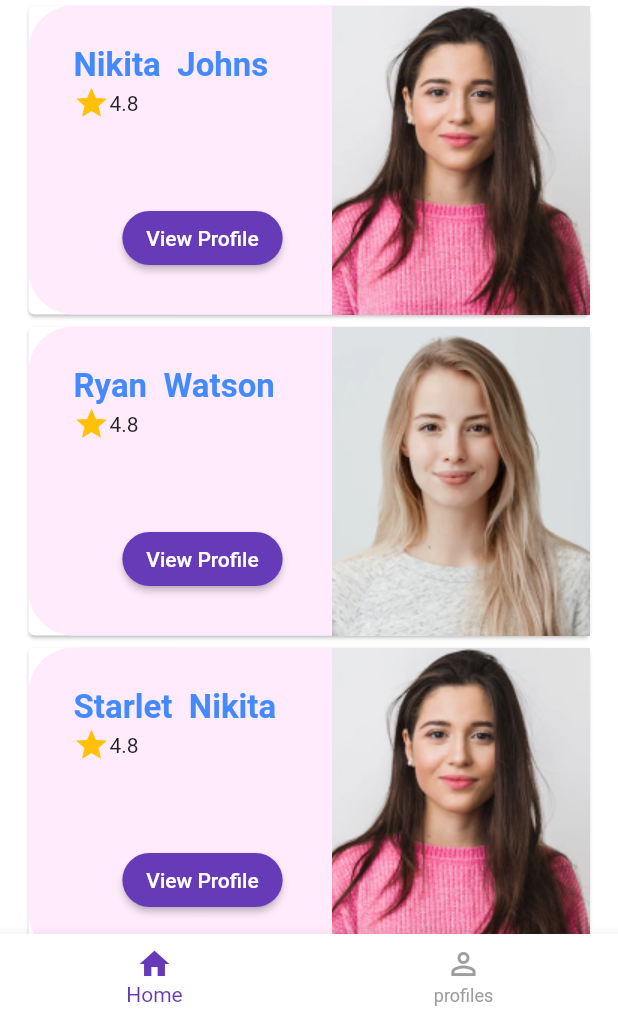
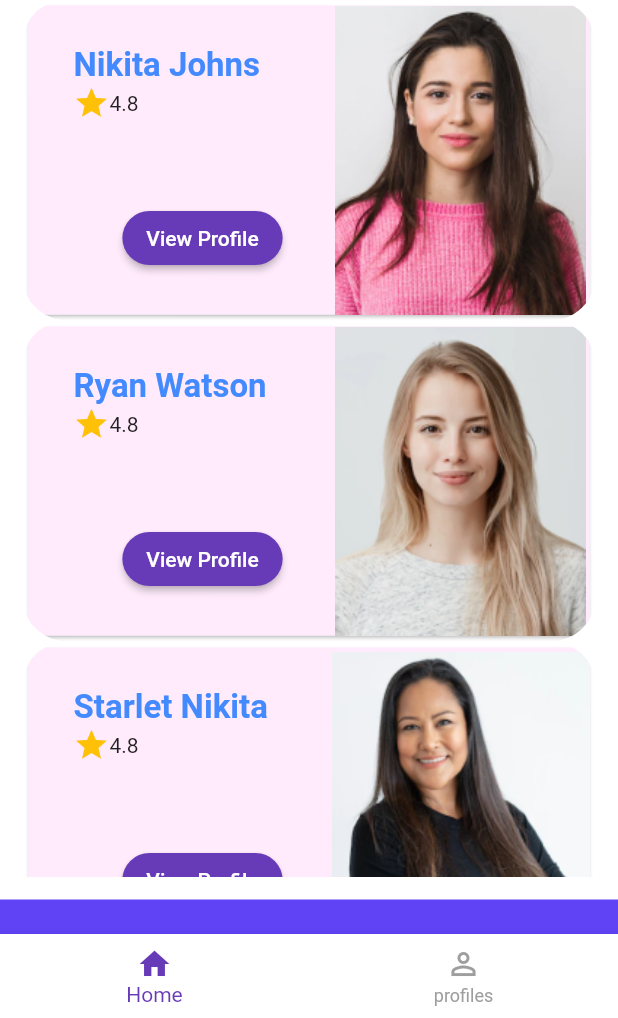
Before and after one commit to chotixity/babysitter_app, a Flutter app: the screen it shows after launch, on a phone screen of 412 x 824 dp, the part 218-1236 px from its top. Run offline on Flutter 3.47's test engine with Material 2 defaults, Android fonts, the light colour scheme and no system bars; drawn by our look-alikes of simple_gradient_text.

Commit message:
updated the codebase and made some changes to the UI

```diff
--- a/lib/Screens/homepage_screen.dart
+++ b/lib/Screens/homepage_screen.dart
@@ -3,16 +3,18 @@ import 'package:provider/provider.dart';
 import 'package:simple_gradient_text/simple_gradient_text.dart';
 
 import '../widgets/babysitter_item.dart';
-import '../babysitter_provider.dart';
+import '../providers/babysitter_provider.dart';
 
 class HomepageScreen extends StatelessWidget {
   static const routeName = '/Homepage';
 
-  HomepageScreen({Key? key}) : super(key: key);
+  const HomepageScreen({Key? key}) : super(key: key);
 
   @override
   Widget build(BuildContext context) {
-    final babysitterList = Provider.of<babySitters>(context);
+    final theme = Theme.of(context);
+    final babysitterList =
+        Provider.of<babySitters>(context, listen: false).babysitter;
 
     return Scaffold(
       backgroundColor: const Color.fromRGBO(96, 67, 245, 1),
@@ -54,20 +56,26 @@ class HomepageScreen extends StatelessWidget {
                   ],
                 ),
                 SizedBox(
-                  height: MediaQuery.of(context).size.height * .7785,
+                  height: MediaQuery.of(context).size.height * .71,
                   child: ListView.builder(
                     itemBuilder: (context, index) {
-                      return Card(
-                          child: BabySitterItem(
-                        color: Colors.transparent,
-                        imageUrl: babysitterList.babysitter[index].imageUrl[0],
-                        id: babysitterList.babysitter[index].id,
-                        name:
-                            '${babysitterList.babysitter[index].firstName}  ${babysitterList.babysitter[index].lastName}',
-                        rating: babysitterList.babysitter[index].rating,
-                      ));
+                      return ClipRRect(
+                        borderRadius: BorderRadius.circular(30),
+                        child: Card(
+                            child: ChangeNotifierProvider(
+                          create: (context) => babysitterList[index],
+                          child: const BabySitterItem(
+                              //color: Colors.transparent,
+                              //imageUrl: babysitterList[index].imageUrl[0],
+                              //id: babysitterList[index].id,
+                              //name:
+                              //    '${babysitterList[index].firstName}  ${babysitterList[index].lastName}',
+                              // rating: babysitterList[index].rating,
+                              ),
+                        )),
+                      );
                     },
-                    itemCount: babysitterList.babysitter.length,
+                    itemCount: babysitterList.length,
                   ),
                 ),
               ],
--- a/lib/main.dart
+++ b/lib/main.dart
@@ -1,12 +1,12 @@
-import 'package:babysitter_app/babysitter_provider.dart';
 import 'package:flutter/material.dart';
 import 'package:provider/provider.dart';
 
 import './Screens/profiles_screen.dart';
 import './Screens/bottombar.dart';
 import './Screens/full_reviews.dart';
+import './providers/babysitter_provider.dart';
 
-void main() => runApp(myApp());
+void main() => runApp(const myApp());
 
 class myApp extends StatelessWidget {
   const myApp({Key? key}) : super(key: key);
@@ -17,25 +17,27 @@ class myApp extends StatelessWidget {
       providers: [
         ChangeNotifierProvider(
           create: (context) => babySitters(),
-        )
+        ),
+        //ChangeNotifierProvider(create: (context) => Babys)
       ],
       child: MaterialApp(
+        debugShowCheckedModeBanner: false,
         title: 'Baby Sitters',
         theme: ThemeData(
           colorScheme: ColorScheme.fromSwatch(
             primarySwatch: Colors.deepPurple,
-            accentColor: const Color.fromARGB(255, 239, 238, 238),
+            accentColor: Colors.white,
           ).copyWith(secondary: Colors.purple),
           textTheme: const TextTheme(
-            bodyText1: TextStyle(
+            bodyLarge: TextStyle(
               fontSize: 16,
             ),
           ),
         ),
-        home: BottomBar(),
+        home: const BottomBar(),
         routes: {
           ProfilesPage.routeName: (context) => ProfilesPage(),
-          ReviewScreen.routeName: (context) => ReviewScreen(),
+          ReviewScreen.routeName: (context) => const ReviewScreen(),
         },
       ),
     );
--- a/lib/models/babysitter.dart
+++ b/lib/providers/babysitter.dart
@@ -1,4 +1,6 @@
-class BabySitter {
+import 'package:flutter/material.dart';
+
+class BabySitter with ChangeNotifier {
   final String firstName;
   final String lastName;
   final String location;
@@ -9,8 +11,9 @@ class BabySitter {
   final String description;
   final List<String> imageUrl;
   final List<Map<String, double>> pricing;
+  bool isFavorite;
 
-  const BabySitter({
+  BabySitter({
     required this.firstName,
     required this.gender,
     required this.lastName,
@@ -21,5 +24,11 @@ class BabySitter {
     required this.imageUrl,
     required this.reviews,
     required this.pricing,
+    this.isFavorite = false,
   });
+
+  void togglefavorite() {
+    isFavorite = !isFavorite;
+    notifyListeners();
+  }
 }
--- a/lib/babysitter_provider.dart
+++ b/lib/providers/babysitter_provider.dart
@@ -1,9 +1,9 @@
 import 'package:flutter/material.dart';
 
-import 'models/babysitter.dart';
+import 'babysitter.dart';
 
 class babySitters with ChangeNotifier {
-  final List<BabySitter> _babysitter = const [
+  final List<BabySitter> _babysitter = [
     BabySitter(
       firstName: 'Nikita',
       gender: 'Female',
@@ -11,7 +11,7 @@ class babySitters with ChangeNotifier {
       location: 'Kenya, Kiango',
       id: 'B1',
       description:
-          'He has watched my two children (ages 4 and 7) twice a week for the entire summer, and they were a joy to work with. {Babysitter name} consistently arrived at our home on time, ready to engage with our kids, with a smile on.',
+          'He has watched my two children (ages 4 and 7) twice a week for the entire summer, and they were a joy to work with. Consistently arrived at our home on time, ready to engage with our kids, with a smile on.',
       rating: '4.8',
       imageUrl: [
         'assets/images/image13.png',
@@ -84,7 +84,7 @@ class babySitters with ChangeNotifier {
           'He has watched my two children (ages 4 and 7) twice a week for the entire summer, and they were a joy to work with. {Babysitter name} consistently arrived at our home on time, ready to engage with our kids, with a smile on.',
       rating: '4.8',
       imageUrl: [
-        'assets/images/image13.png',
+        'assets/images/image12.png',
         'assets/images/image10.png',
       ],
       reviews: [
@@ -149,4 +149,8 @@ class babySitters with ChangeNotifier {
   List<BabySitter> get babysitter {
     return [..._babysitter];
   }
+
+  BabySitter findById(String id) {
+    return _babysitter.firstWhere((element) => element.id == id);
+  }
 }
--- a/lib/widgets/babysitter_item.dart
+++ b/lib/widgets/babysitter_item.dart
@@ -1,28 +1,30 @@
+import 'package:babysitter_app/providers/babysitter.dart';
+import 'package:provider/provider.dart';
+
 import '../Screens/profiles_screen.dart';
 import 'package:flutter/material.dart';
 
 class BabySitterItem extends StatelessWidget {
-  final String name;
-  final String rating;
-  final String id;
-  final Color color;
-  final String imageUrl;
+  //final String name;
+  //final String rating;
+  //final String id;
+  //final Color color;
+  //final String imageUrl;
 
   const BabySitterItem({
-    required this.name,
-    required this.id,
-    required this.rating,
-    required this.imageUrl,
-    required this.color,
+    super.key,
+    //required this.name,
+    //required this.id,
+    // required this.rating,
+    // required this.imageUrl,
+    //required this.color,
   });
 
   @override
   Widget build(BuildContext context) {
+    final babySitter = Provider.of<BabySitter>(context);
     return Container(
       decoration: const BoxDecoration(
-        borderRadius: BorderRadius.all(
-          Radius.circular(30),
-        ),
         color: Color.fromRGBO(255, 235, 252, 1),
       ),
       padding: const EdgeInsets.only(left: 30),
@@ -39,7 +41,7 @@ class BabySitterItem extends StatelessWidget {
                   crossAxisAlignment: CrossAxisAlignment.start,
                   children: [
                     Text(
-                      name,
+                      '${babySitter.firstName} ${babySitter.lastName}',
                       style: const TextStyle(
                         fontSize: 22,
                         fontWeight: FontWeight.bold,
@@ -52,7 +54,7 @@ class BabySitterItem extends StatelessWidget {
                           Icons.star,
                           color: Colors.amber,
                         ),
-                        Text(rating),
+                        Text(babySitter.rating),
                       ],
                     ),
                   ],
@@ -70,7 +72,7 @@ class BabySitterItem extends StatelessWidget {
                   onPressed: () {
                     Navigator.of(context).pushNamed(
                       ProfilesPage.routeName,
-                      arguments: id,
+                      arguments: babySitter.id,
                     );
                   },
                   child: const Text('View Profile'),
@@ -81,8 +83,8 @@ class BabySitterItem extends StatelessWidget {
           Expanded(
             flex: 2,
             child: Image.asset(
-              imageUrl,
-              fit: BoxFit.cover,
+              babySitter.imageUrl[0],
+              fit: BoxFit.fitHeight,
             ),
           ),
         ],
```
Also changed, not shown: lib/Screens/full_reviews.dart (+3 -4 lines), lib/Screens/profiles_screen.dart (+170 -46 lines), pubspec.lock, 1 other file.
